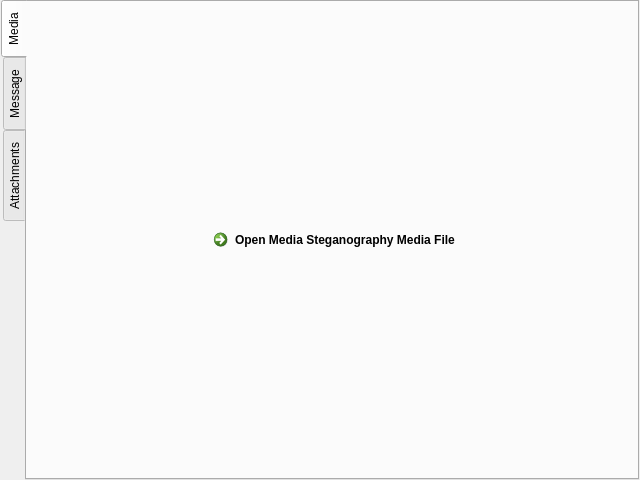
The window that app/ui/stegano.ui (sassman/stegano.kde4) describes before a commit, drawn with Qt 5.
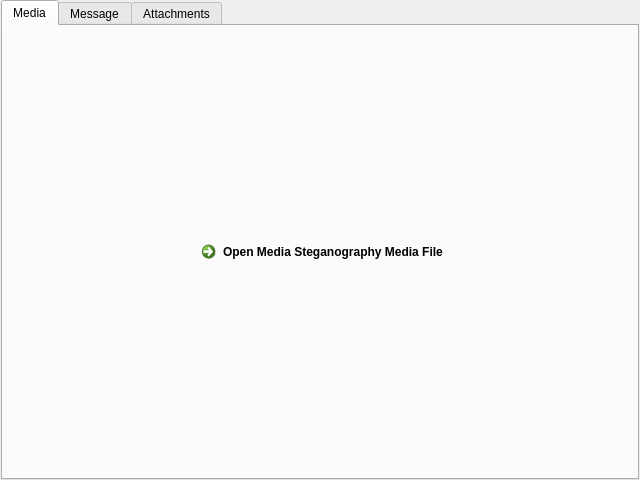
The same window after the commit. Icons and pictures are not drawn. Custom widgets are drawn as their Qt base class.

Commit message: place the tabs on top to be more present for users

The edit to the form file:
```diff
--- a/app/ui/stegano.ui
+++ b/app/ui/stegano.ui
@@ -36,7 +36,7 @@
    <item row="1" column="0">
     <widget class="QTabWidget" name="mainWidget">
      <property name="tabPosition">
-      <enum>QTabWidget::West</enum>
+      <enum>QTabWidget::North</enum>
      </property>
      <property name="tabShape">
       <enum>QTabWidget::Rounded</enum>
```
